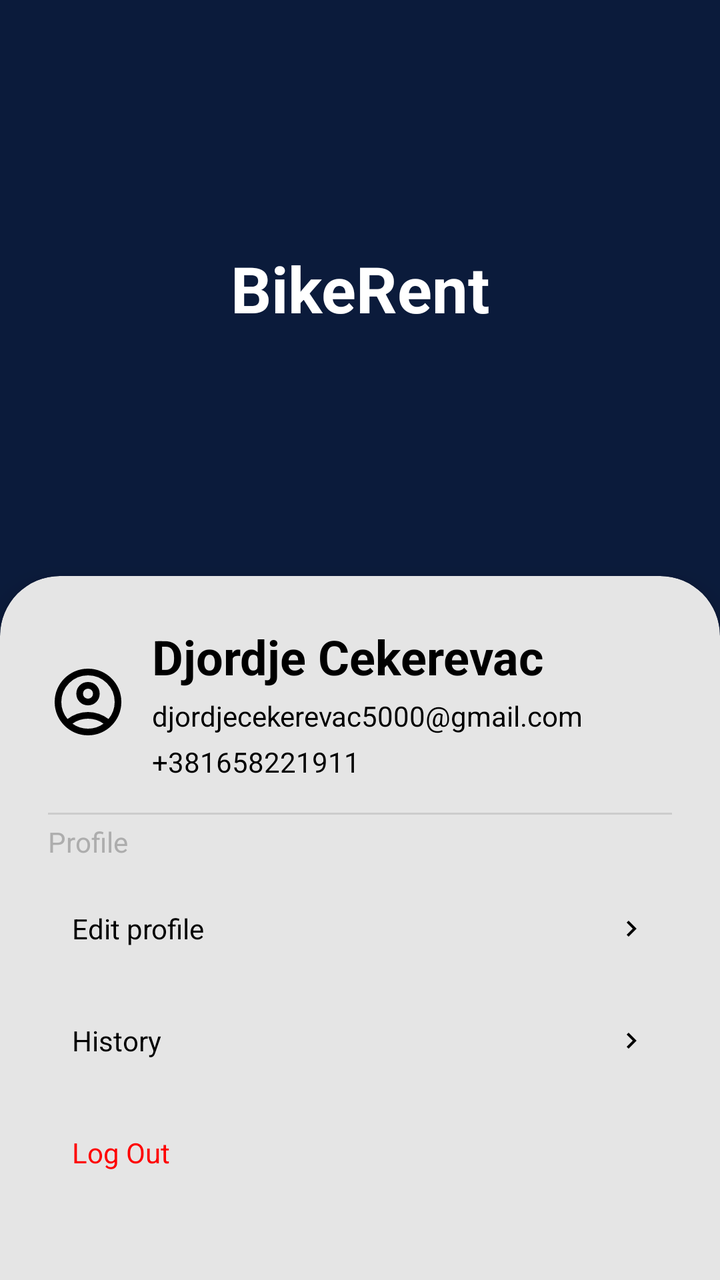
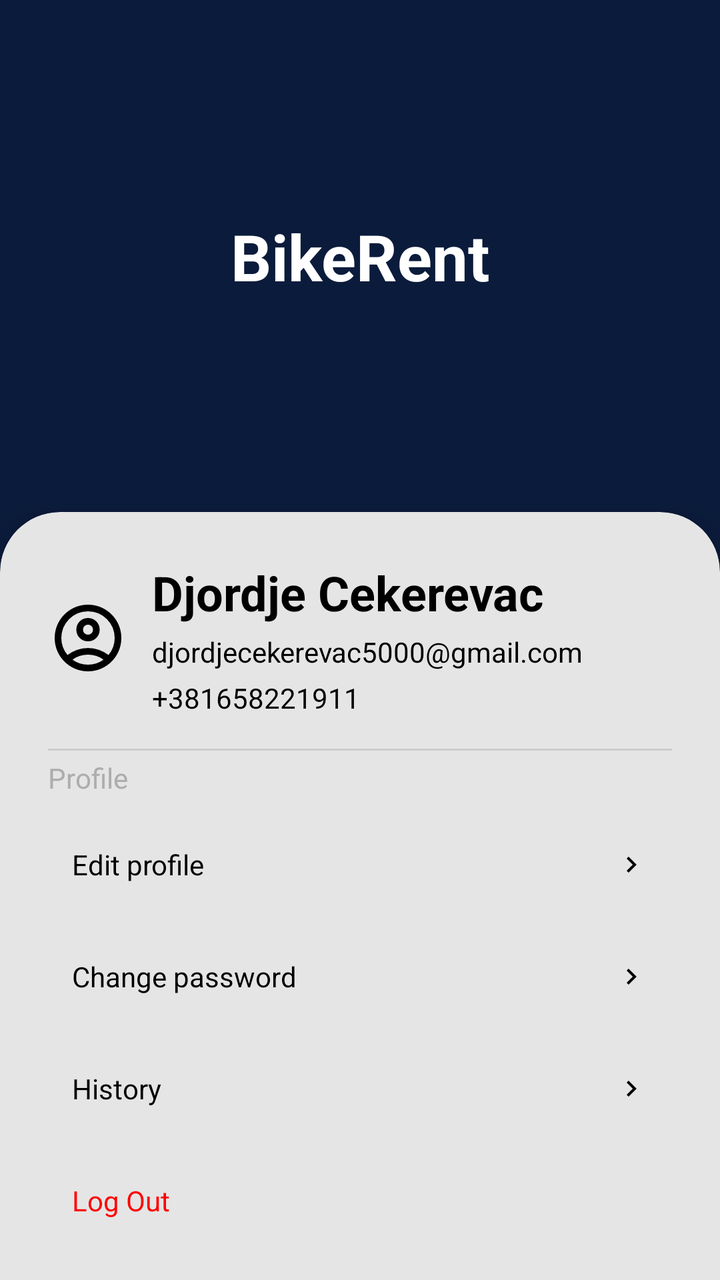

Two renders of the same Android screen: before a commit and after it. Below are the layout's source before the change and the commit's diff.
<!-- AndroidManifest.xml: application theme Theme.BikeRentAndroid -->
<!-- res/layout/fragment_settings.xml -->
<androidx.constraintlayout.widget.ConstraintLayout
    xmlns:android="http://schemas.android.com/apk/res/android"
    xmlns:app="http://schemas.android.com/apk/res-auto"
    android:layout_width="match_parent"
    android:layout_height="match_parent"
    android:background="#0B1B3B">

    
    <View
        android:id="@+id/topBackground"
        android:layout_width="0dp"
        android:layout_height="0dp"
        android:background="#0B1B3B"
        app:layout_constraintTop_toTopOf="parent"
        app:layout_constraintStart_toStartOf="parent"
        app:layout_constraintEnd_toEndOf="parent"
        app:layout_constraintHeight_percent="0.45"/>

    
    <TextView
        android:id="@+id/appName"
        android:layout_width="wrap_content"
        android:layout_height="wrap_content"
        android:text="BikeRent"
        android:textColor="#FFFFFF"
        android:textSize="32sp"
        android:textStyle="bold"
        app:layout_constraintTop_toTopOf="@id/topBackground"
        app:layout_constraintBottom_toBottomOf="@id/topBackground"
        app:layout_constraintStart_toStartOf="parent"
        app:layout_constraintEnd_toEndOf="parent"/>

    

    <LinearLayout
        android:id="@+id/bottomCard"
        android:layout_width="0dp"
        android:layout_height="0dp"
        android:layout_gravity="center"
        android:background="@drawable/rounded_top_card"
        android:backgroundTintMode="src_in"
        android:clipToOutline="true"
        android:elevation="8dp"
        android:orientation="vertical"
        android:padding="24dp"
        app:layout_constraintBottom_toBottomOf="parent"
        app:layout_constraintEnd_toEndOf="parent"
        app:layout_constraintStart_toStartOf="parent"
        app:layout_constraintTop_toBottomOf="@id/topBackground">


        
        <LinearLayout
        android:layout_width="match_parent"
        android:layout_height="wrap_content"
        android:orientation="horizontal"
        android:gravity="center_vertical">

            <ImageView
                android:layout_width="40dp"
                android:layout_height="40dp"
                android:src="@drawable/ic_user"
                android:contentDescription="User icon"/>

            <LinearLayout
                android:layout_width="wrap_content"
                android:layout_height="wrap_content"
                android:orientation="vertical"
                android:layout_marginStart="12dp">


                <TextView
                    android:id="@+id/fullNameLabel"
                    android:layout_width="wrap_content"
                    android:layout_height="wrap_content"
                    android:layout_gravity="left"
                    android:text="Djordje Cekerevac"
                    android:textColor="#000000"
                    android:textSize="24sp"
                    android:textStyle="bold" />

                <TextView
                    android:id="@+id/emailLabel"
                    android:layout_width="wrap_content"
                    android:layout_height="wrap_content"
                    android:layout_gravity="left"
                    android:layout_marginTop="4dp"
                    android:text="djordjecekerevac5000@gmail.com"
                    android:textColor="#000000"
                    android:textSize="14sp" />

                <TextView
                    android:id="@+id/phoneLabel"
                    android:layout_width="wrap_content"
                    android:layout_height="wrap_content"
                    android:layout_gravity="left"
                    android:layout_marginTop="4dp"
                    android:text="+381658221911"
                    android:textColor="#000000"
                    android:textSize="14sp" />
            </LinearLayout>
        </LinearLayout>


        
        <LinearLayout
            android:layout_width="match_parent"
            android:layout_height="wrap_content"
            android:layout_marginTop="16dp"
            android:gravity="center"
            android:orientation="horizontal">

            <View
                android:layout_width="0dp"
                android:layout_height="1dp"
                android:layout_weight="1"
                android:background="#CCCCCC" />


        </LinearLayout>
        <TextView
            android:layout_width="wrap_content"
            android:layout_height="wrap_content"
            android:layout_gravity="left"
            android:layout_marginTop="4dp"
            android:text="Profile"
            android:textColor="#ADADAD"
            android:textSize="14sp" />
        
        <LinearLayout
            android:layout_width="match_parent"
            android:layout_height="44dp"
            android:layout_marginTop="12dp"
            android:orientation="horizontal"
            android:gravity="center_vertical"
            android:paddingHorizontal="12dp">

            <TextView
                android:id="@+id/editProfileTextView"
                android:layout_width="0dp"
                android:layout_height="wrap_content"
                android:layout_weight="1"
                android:text="Edit profile"
                android:textColor="#000000"
                android:textSize="14sp" />

            <ImageView
                android:layout_width="16dp"
                android:layout_height="16dp"
                android:src="@drawable/ic_arrow_right"
                android:contentDescription="Arrow" />
        </LinearLayout>

        <LinearLayout
            android:layout_width="match_parent"
            android:layout_height="44dp"
            android:layout_marginTop="12dp"
            android:orientation="horizontal"
            android:gravity="center_vertical"
            android:paddingHorizontal="12dp">

            <TextView
                android:id="@+id/historyTextView"
                android:layout_width="0dp"
                android:layout_height="wrap_content"
                android:layout_weight="1"
                android:text="History"
                android:textColor="#000000"
                android:textSize="14sp" />

            <ImageView
                android:layout_width="16dp"
                android:layout_height="16dp"
                android:src="@drawable/ic_arrow_right"
                android:contentDescription="Arrow" />
        </LinearLayout>

        <LinearLayout
            android:layout_width="match_parent"
            android:layout_height="44dp"
            android:layout_marginTop="12dp"
            android:orientation="horizontal"
            android:gravity="center_vertical"
            android:paddingHorizontal="12dp">
            <TextView
                android:id="@+id/logOutTextView"
                android:layout_width="0dp"
                android:layout_height="wrap_content"
                android:layout_weight="1"
                android:text="Log Out"
                android:textColor="@color/red"
                android:textSize="14sp" />
        </LinearLayout>




    </LinearLayout>

</androidx.constraintlayout.widget.ConstraintLayout>
<!-- resources referenced by this layout -->
<resources>
  <color name="red">#FF0000</color>
  <!-- drawable ic_arrow_right (drawable) -->
  <vector xmlns:android="http://schemas.android.com/apk/res/android" android:autoMirrored="true" android:height="24dp" android:tint="#000000" android:viewportHeight="960" android:viewportWidth="960" android:width="24dp">
        
      <path android:fillColor="@android:color/white" android:pathData="M504,480L320,296L376,240L616,480L376,720L320,664L504,480Z"/>
      
  </vector>
  <!-- drawable ic_user (drawable) -->
  <vector xmlns:android="http://schemas.android.com/apk/res/android" android:height="24dp" android:tint="#000000" android:viewportHeight="960" android:viewportWidth="960" android:width="24dp">
        
      <path android:fillColor="@android:color/white" android:pathData="M234,684Q285,645 348,622.5Q411,600 480,600Q549,600 612,622.5Q675,645 726,684Q761,643 780.5,591Q800,539 800,480Q800,347 706.5,253.5Q613,160 480,160Q347,160 253.5,253.5Q160,347 160,480Q160,539 179.5,591Q199,643 234,684ZM480,520Q421,520 380.5,479.5Q340,439 340,380Q340,321 380.5,280.5Q421,240 480,240Q539,240 579.5,280.5Q620,321 620,380Q620,439 579.5,479.5Q539,520 480,520ZM480,880Q397,880 324,848.5Q251,817 197,763Q143,709 111.5,636Q80,563 80,480Q80,397 111.5,324Q143,251 197,197Q251,143 324,111.5Q397,80 480,80Q563,80 636,111.5Q709,143 763,197Q817,251 848.5,324Q880,397 880,480Q880,563 848.5,636Q817,709 763,763Q709,817 636,848.5Q563,880 480,880ZM480,800Q533,800 580,784.5Q627,769 666,740Q627,711 580,695.5Q533,680 480,680Q427,680 380,695.5Q333,711 294,740Q333,769 380,784.5Q427,800 480,800ZM480,440Q506,440 523,423Q540,406 540,380Q540,354 523,337Q506,320 480,320Q454,320 437,337Q420,354 420,380Q420,406 437,423Q454,440 480,440ZM480,380Q480,380 480,380Q480,380 480,380Q480,380 480,380Q480,380 480,380Q480,380 480,380Q480,380 480,380Q480,380 480,380Q480,380 480,380ZM480,740Q480,740 480,740Q480,740 480,740Q480,740 480,740Q480,740 480,740Q480,740 480,740Q480,740 480,740Q480,740 480,740Q480,740 480,740Z"/>
      
  </vector>
  <!-- drawable rounded_top_card (drawable) -->
  <shape
      xmlns:android="http://schemas.android.com/apk/res/android"
      android:shape="rectangle">
      <solid android:color="@color/nav_bar_color"/>
      <corners android:topLeftRadius="30dp" android:topRightRadius="30dp"/>
  </shape>
  <style name="Theme.BikeRentAndroid" parent="Base.Theme.BikeRentAndroid" />
  <color name="nav_bar_color">#E5E5E5</color>
  <style name="Base.Theme.BikeRentAndroid" parent="Theme.Material3.DayNight.NoActionBar">
          
          
      </style>
</resources>

<!-- the commit's change to res/layout/fragment_settings.xml (unified diff, before → after) -->
@@ -14,7 +14,7 @@
         app:layout_constraintTop_toTopOf="parent"
         app:layout_constraintStart_toStartOf="parent"
         app:layout_constraintEnd_toEndOf="parent"
-        app:layout_constraintHeight_percent="0.45"/>
+        app:layout_constraintHeight_percent="0.40"/>
 
     
     <TextView
@@ -152,19 +152,20 @@
         </LinearLayout>
 
         <LinearLayout
-            android:layout_width="match_parent"
-            android:layout_height="44dp"
-            android:layout_marginTop="12dp"
-            android:orientation="horizontal"
-            android:gravity="center_vertical"
-            android:paddingHorizontal="12dp">
-
-            <TextView
-                android:id="@+id/historyTextView"
-                android:layout_width="0dp"
-                android:layout_height="wrap_content"
-                android:layout_weight="1"
-                android:text="History"
+            android:id="@+id/changePasswordRow"
+            android:layout_width="match_parent"
+            android:layout_height="44dp"
+            android:layout_marginTop="12dp"
+            android:orientation="horizontal"
+            android:gravity="center_vertical"
+            android:paddingHorizontal="12dp">
+
+            <TextView
+                android:id="@+id/changePasswordTextView"
+                android:layout_width="0dp"
+                android:layout_height="wrap_content"
+                android:layout_weight="1"
+                android:text="@string/change_password"
                 android:textColor="#000000"
                 android:textSize="14sp" />
 
@@ -182,6 +183,30 @@
             android:orientation="horizontal"
             android:gravity="center_vertical"
             android:paddingHorizontal="12dp">
+
+            <TextView
+                android:id="@+id/historyTextView"
+                android:layout_width="0dp"
+                android:layout_height="wrap_content"
+                android:layout_weight="1"
+                android:text="History"
+                android:textColor="#000000"
+                android:textSize="14sp" />
+
+            <ImageView
+                android:layout_width="16dp"
+                android:layout_height="16dp"
+                android:src="@drawable/ic_arrow_right"
+                android:contentDescription="Arrow" />
+        </LinearLayout>
+
+        <LinearLayout
+            android:layout_width="match_parent"
+            android:layout_height="44dp"
+            android:layout_marginTop="12dp"
+            android:orientation="horizontal"
+            android:gravity="center_vertical"
+            android:paddingHorizontal="12dp">
             <TextView
                 android:id="@+id/logOutTextView"
                 android:layout_width="0dp"
<!-- resource entries referenced after the edit -->
@@ -20,6 +20,7 @@
       <solid android:color="@color/nav_bar_color"/>
       <corners android:topLeftRadius="30dp" android:topRightRadius="30dp"/>
   </shape>
+  <string name="change_password">Change password</string>
   <style name="Theme.BikeRentAndroid" parent="Base.Theme.BikeRentAndroid" />
   <color name="nav_bar_color">#E5E5E5</color>
   <style name="Base.Theme.BikeRentAndroid" parent="Theme.Material3.DayNight.NoActionBar">
